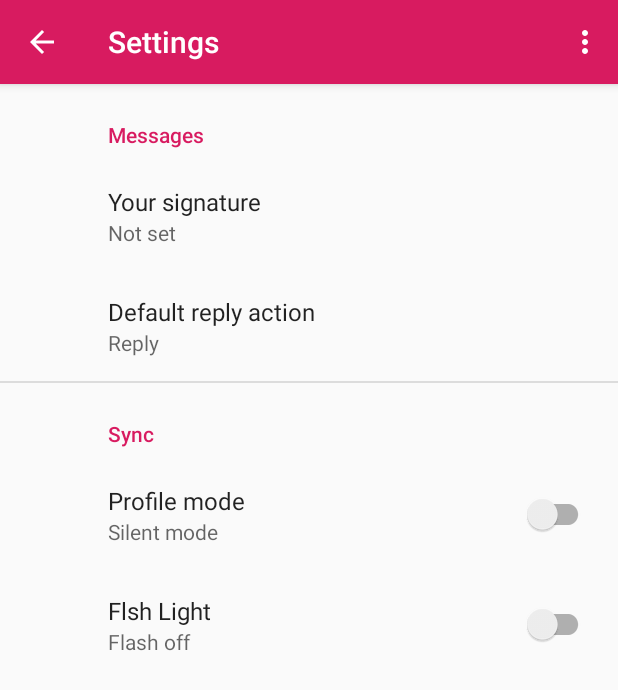
After one commit to waqasyousafy/pack, an Android app: the SettingsActivity screen opened directly, with no data from a screen before it, on a phone screen of 412 x 824 dp. The commit adds this screen. Shown: the top 690 px of the screen. Run offline under Robolectric (Android 15) with nearby library versions, the phone set to English and light mode, and no system bars; our stand-ins replace androidx.preference; Roboto replaces fonts that are not available here.

Commit message:
shared preferences added

```diff
--- a/app/build.gradle
+++ b/app/build.gradle
@@ -35,6 +35,7 @@ dependencies {
     implementation 'androidx.navigation:navigation-ui:2.0.0'
     implementation 'androidx.lifecycle:lifecycle-extensions:2.0.0'
     implementation 'androidx.vectordrawable:vectordrawable:1.0.1'
+    implementation 'androidx.preference:preference:1.1.0-alpha05'
     testImplementation 'junit:junit:4.12'
     androidTestImplementation 'androidx.test:runner:1.2.0'
     androidTestImplementation 'androidx.test.espresso:espresso-core:3.2.0'
@@ -45,4 +46,5 @@ dependencies {
     implementation 'androidx.viewpager:viewpager:1.0.0'
     implementation 'com.google.android:flexbox:1.1.0'
     implementation 'org.jetbrains:annotations:15.0'
+    implementation "androidx.work:work-runtime:2.3.0-alpha01"
 }
--- a/app/src/main/java/com/code4rox/calculatorfox/MenuAdapter.java
+++ b/app/src/main/java/com/code4rox/calculatorfox/MenuAdapter.java
@@ -75,6 +75,10 @@ holder.btn.setOnClickListener(new View.OnClickListener() {
                Intent intent9=new Intent(context,Song_Downloader.class);
                context.startActivity(intent9);
                break;
+           case 9:
+               Intent intent10=new Intent(context,workermanager.class);
+               context.startActivity(intent10);
+               break;
        }
     }
 });
--- /dev/null
+++ b/app/src/main/java/com/code4rox/calculatorfox/SettingsActivity.java
@@ -0,0 +1,140 @@
+package com.code4rox.calculatorfox;
+
+import android.content.Context;
+import android.content.Intent;
+import android.content.SharedPreferences;
+import android.hardware.Camera;
+import android.media.AudioManager;
+import android.os.Bundle;
+import android.os.Vibrator;
+import android.view.Menu;
+import android.view.MenuInflater;
+import android.view.MenuItem;
+import android.widget.Switch;
+import android.widget.Toast;
+import android.widget.Toolbar;
+
+import androidx.appcompat.app.ActionBar;
+import androidx.appcompat.app.AppCompatActivity;
+import androidx.preference.EditTextPreference;
+import androidx.preference.Preference;
+import androidx.preference.PreferenceFragmentCompat;
+import androidx.preference.PreferenceManager;
+import androidx.preference.SwitchPreference;
+import androidx.preference.SwitchPreferenceCompat;
+import androidx.work.WorkManager;
+
+import java.util.prefs.PreferenceChangeEvent;
+import java.util.prefs.PreferenceChangeListener;
+
+public class SettingsActivity extends AppCompatActivity {
+
+    @Override
+    protected void onCreate(Bundle savedInstanceState) {
+        super.onCreate(savedInstanceState);
+        setContentView(R.layout.settings_activity);
+
+        getSupportFragmentManager()
+                .beginTransaction()
+                .replace(R.id.settingsframework, new SettingsFragment())
+                .commit();
+        getSupportActionBar().setDisplayHomeAsUpEnabled(true);
+        getSupportActionBar().setDisplayHomeAsUpEnabled(true);
+
+    }
+
+    public boolean onCreateOptionsMenu(Menu menu) {
+        MenuInflater inflater = getMenuInflater();
+        inflater.inflate(R.menu.topcornermenu, menu);
+        return true;
+    }
+
+    @Override
+    public boolean onOptionsItemSelected(MenuItem item) {
+        if (item.getItemId() == android.R.id.home) {
+            finish();
+        }
+        return super.onOptionsItemSelected(item);
+    }
+
+
+    public  static class SettingsFragment extends PreferenceFragmentCompat  {
+
+        SwitchPreferenceCompat syncSwitch;
+        SwitchPreferenceCompat light_on_swtich;
+        EditTextPreference editTextPreference;
+        Camera cam ;
+      Vibrator vibrator;
+
+        @Override
+        public void onCreatePreferences(Bundle savedInstanceState, String rootKey) {
+            setPreferencesFromResource(R.xml.root_preferences, rootKey);
+            syncSwitch = (SwitchPreferenceCompat) findPreference("Mode");
+            light_on_swtich=(SwitchPreferenceCompat) findPreference("light_on_swtich");
+            editTextPreference=(EditTextPreference) findPreference("signature");
+            AudioManager audioManager = (AudioManager) getActivity().getSystemService(AUDIO_SERVICE);
+            syncSwitch.setOnPreferenceChangeListener(new Preference.OnPreferenceChangeListener() {
+                @Override
+                public boolean onPreferenceChange(Preference preference, Object newValue) {
+                    if (preference.getKey().equals("Mode")) {
+                        if (syncSwitch.isChecked()) {
+                            syncSwitch.setChecked(false);
+                            // action perform switch off
+                            Toast.makeText(getContext(),"Normal mode ",Toast.LENGTH_SHORT).show();
+                            audioManager.setRingerMode(AudioManager.RINGER_MODE_NORMAL);
+
+                        } else {
+                            syncSwitch.setChecked(true);
+                            // action perform switch on
+                            Toast.makeText(getContext(),"Silent mode on ",Toast.LENGTH_SHORT).show();
+                            audioManager.setRingerMode(AudioManager.RINGER_MODE_SILENT);
+                        }
+                    }
+                    return false;
+                }
+            });
+
+            light_on_swtich.setOnPreferenceChangeListener(new Preference.OnPreferenceChangeListener() {
+                @Override
+                public boolean onPreferenceChange(Preference preference, Object newValue) {
+                    if(preference.getKey().equals("light_on_swtich"))
+                    {
+                        if(light_on_swtich.isChecked())
+                        {
+                            light_on_swtich.setChecked(false);
+                            cam.stopPreview();
+                            cam.release();
+                        }
+                        else{
+                            light_on_swtich.setChecked(true);
+                            cam = Camera.open();
+                            Camera.Parameters p = cam.getParameters();
+                            p.setFlashMode(Camera.Parameters.FLASH_MODE_TORCH);
+                            cam.setParameters(p);
+                            cam.startPreview();
+
+                        }
+                    }
+                    return false;
+                }
+            });
+//            editTextPreference.setOnPreferenceChangeListener(new Preference.OnPreferenceChangeListener() {
+//                @Override
+//                public boolean onPreferenceChange(Preference preference, Object newValue) {
+//                    if(preference.getKey().equals("signature"))
+//                    {
+//                        String data=preference.getKey().toString();
+//                        SharedPreferences preferences = PreferenceManager.getDefaultSharedPreferences(getContext());
+//                        String value = preferences.getString(data, " ");
+//                        workermanager.btnSend.setText(value);
+//                    }
+//                    return false;
+//                }
+//            });
+
+        }
+
+
+
+    }
+}
--- a/app/src/main/java/com/code4rox/calculatorfox/menuactivity.java
+++ b/app/src/main/java/com/code4rox/calculatorfox/menuactivity.java
@@ -14,7 +14,7 @@ import java.util.ArrayList;
 import java.util.List;
 
 public class menuactivity extends AppCompatActivity {
-    String[] titles={"Calculator","Image Downloader","Music Player","Bottom Navigation","Chatting Area","Constraint Set","Contacts","Constraint Layout","Services"};
+    String[] titles={"Calculator","Image Downloader","Music Player","Bottom Navigation","Chatting Area","Constraint Set","Contacts","Constraint Layout","Services","Worker Manager"};
 RecyclerView recyclerView;
    private List<MenuModel> menulist;
     @Override
--- /dev/null
+++ b/app/src/main/res/layout/settings_activity.xml
@@ -0,0 +1,12 @@
+<androidx.constraintlayout.widget.ConstraintLayout xmlns:android="http://schemas.android.com/apk/res/android"
+    android:layout_width="match_parent"
+    android:layout_height="match_parent">
+
+    <FrameLayout
+        android:id="@+id/settingsframework"
+        android:layout_width="match_parent"
+        android:layout_height="match_parent"
+        style="@style/AppTheme"
+
+        />
+</androidx.constraintlayout.widget.ConstraintLayout>
--- /dev/null
+++ b/app/src/main/res/menu/topcornermenu.xml
@@ -0,0 +1,19 @@
+<?xml version="1.0" encoding="utf-8"?>
+<menu xmlns:android="http://schemas.android.com/apk/res/android"
+    xmlns:app="http://schemas.android.com/apk/res-auto"
+    >
+<item
+    android:id="@+id/settings"
+    android:icon="@drawable/settings"
+    android:title="Settings"
+    app:showAsAction="never"/>
+    <item
+        android:id="@+id/item2"
+        android:title="item2"
+        app:showAsAction="never"/>
+    <item
+        android:id="@+id/item3"
+        android:title="item3"
+        app:showAsAction="never"/>
+
+</menu>
--- /dev/null
+++ b/app/src/main/res/values/arrays.xml
@@ -0,0 +1,14 @@
+<resources>
+    <!-- Reply Preference -->
+    <string-array name="reply_entries">
+        <item>Reply</item>
+        <item>Reply to all</item>
+        <item>Reply to none</item>
+    </string-array>
+
+    <string-array name="reply_values">
+        <item>reply</item>
+        <item>reply_all</item>
+        <item>reply to none</item>
+    </string-array>
+</resources>
--- a/app/src/main/res/values/strings.xml
+++ b/app/src/main/res/values/strings.xml
@@ -38,4 +38,20 @@
     <string name="cd_next">Skip forwards</string>
     <string name="downloaded">Downloaded</string>
     <string name="undo_string">undo</string>
+    <string name="title_activity_settings">Settings</string>
+
+    <!-- Preference Titles -->
+    <string name="messages_header">Messages</string>
+    <string name="sync_header">Sync</string>
+
+    <!-- Messages Preferences -->
+    <string name="signature_title">Your signature</string>
+    <string name="reply_title">Default reply action</string>
+
+    <!-- Sync Preferences -->
+    <string name="sync_title">Sync email periodically</string>
+    <string name="attachment_title">Download incoming attachments</string>
+    <string name="attachment_summary_on">Automatically download attachments for incoming emails
+    </string>
+    <string name="attachment_summary_off">Only download attachments when manually requested</string>
 </resources>
--- a/app/src/main/res/values/styles.xml
+++ b/app/src/main/res/values/styles.xml
@@ -4,6 +4,13 @@
     <style name="AppTheme" parent="Theme.AppCompat.Light.DarkActionBar">
         <!-- Customize your theme here. -->
         <item name="colorPrimary">@color/colorPrimary</item>
+        <item name="colorPrimaryDark">@color/colorPrimaryDark</item>
+        <item name="colorAccent">@color/colorAccent</item>
+
+    </style>
+    <style name="Appthemechanged" parent="Theme.AppCompat.Light.DarkActionBar">
+        <!-- Customize your theme here. -->
+        <item name="colorPrimary">@color/black_overlay</item>
         <item name="colorPrimaryDark">@color/colorPrimaryDark</item>
         <item name="colorAccent">@color/colorAccent</item>
 
--- /dev/null
+++ b/app/src/main/res/xml/root_preferences.xml
@@ -0,0 +1,54 @@
+<!--
+  ~ Copyright 2018 The app Open Source Project
+  ~
+  ~ Licensed under the Apache License, Version 2.0 (the "License");
+  ~ you may not use this file except in compliance with the License.
+  ~ You may obtain a copy of the License at
+  ~
+  ~      http://www.apache.org/licenses/LICENSE-2.0
+  ~
+  ~ Unless required by applicable law or agreed to in writing, software
+  ~ distributed under the License is distributed on an "AS IS" BASIS,
+  ~ WITHOUT WARRANTIES OR CONDITIONS OF ANY KIND, either express or implied.
+  ~ See the License for the specific language governing permissions and
+  ~ limitations under the License.
+  -->
+
+<PreferenceScreen xmlns:app="http://schemas.android.com/apk/res-auto">
+
+    <PreferenceCategory app:title="@string/messages_header"
+        >
+
+        <EditTextPreference
+            app:key="signature"
+            app:title="@string/signature_title"
+            app:useSimpleSummaryProvider="true" />
+
+        <ListPreference
+            app:defaultValue="reply"
+            app:entries="@array/reply_entries"
+            app:entryValues="@array/reply_values"
+            app:key="reply"
+            app:title="@string/reply_title"
+            app:useSimpleSummaryProvider="true" />
+
+    </PreferenceCategory>
+
+    <PreferenceCategory app:title="@string/sync_header">
+
+        <SwitchPreferenceCompat
+            app:key="Mode"
+            app:title="Profile mode"
+            app:summaryOn="Normal mode"
+            app:summaryOff="Silent mode"
+
+            />
+        <SwitchPreferenceCompat
+            app:key="light_on_swtich"
+            app:summaryOff="Flash off"
+            app:summaryOn="Flash on"
+            app:title="Flsh Light" />
+
+    </PreferenceCategory>
+
+</PreferenceScreen>
--- a/build.gradle
+++ b/build.gradle
@@ -7,7 +7,7 @@ buildscript {
 
     }
     dependencies {
-        classpath 'com.android.tools.build:gradle:3.5.0'
+        classpath 'com.android.tools.build:gradle:3.5.1'
 
         // NOTE: Do not place your application dependencies here; they belong
         // in the individual module build.gradle files
```
Also changed, not shown: app/src/main/AndroidManifest.xml (+23 -21 lines), app/src/main/java/com/code4rox/calculatorfox/BinderService.java (+15 -10 lines), app/src/main/java/com/code4rox/calculatorfox/Image_Downloader.java (+4 -8 lines), app/src/main/java/com/code4rox/calculatorfox/NotificationWorker.java (added, +68 -0 lines), app/src/main/java/com/code4rox/calculatorfox/workermanager.java (added, +117 -0 lines), app/src/main/res/layout/activity_workermanager.xml (added, +48 -0 lines).
